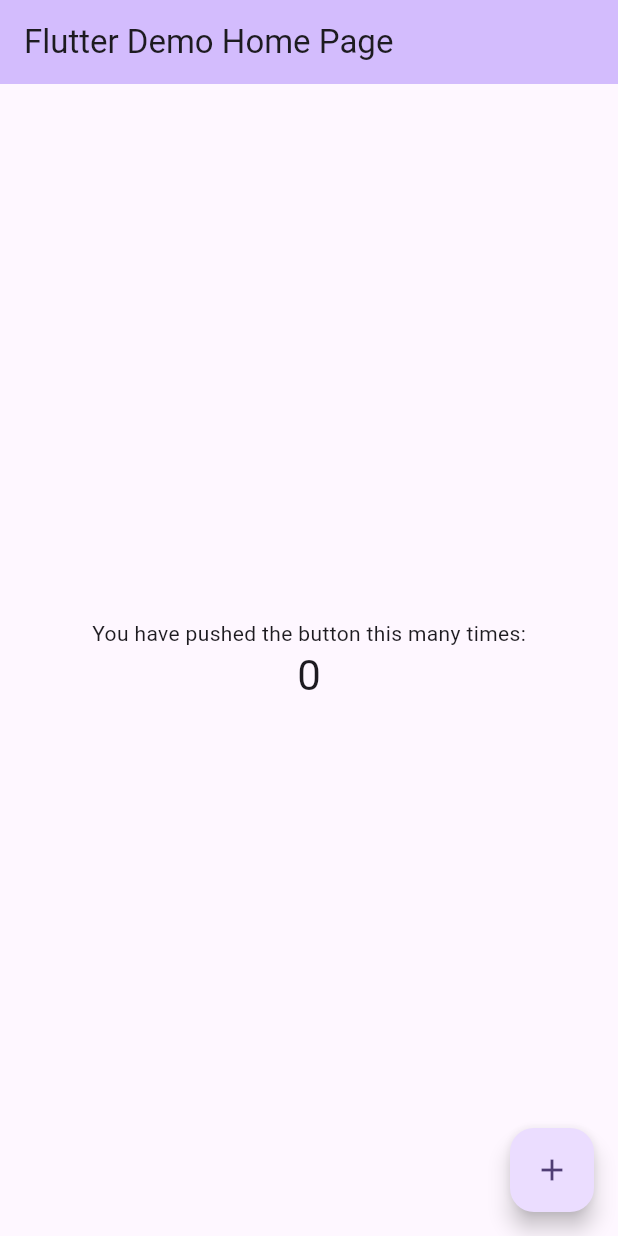
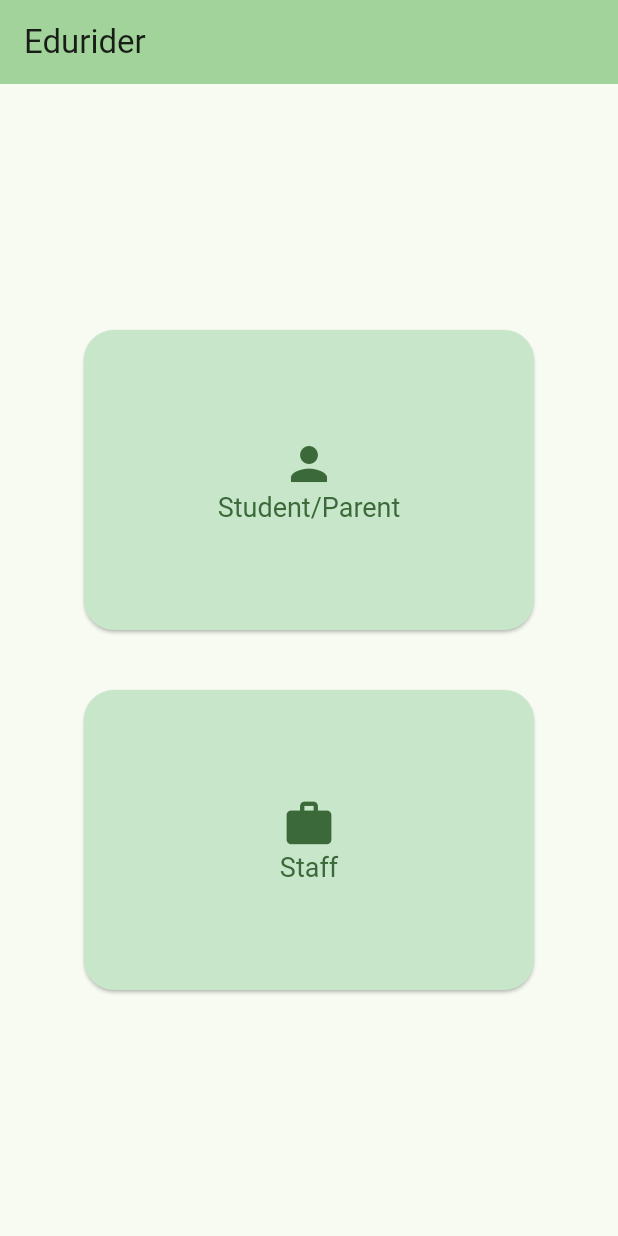
Before and after one commit to aswinpradeepc/edurider, a Flutter app: the screen it shows after launch, on a phone screen of 412 x 824 dp. Run offline on Flutter 3.47's test engine with Material 3 defaults, Android fonts, the light colour scheme and no system bars.

Commit message:
add basic pages and navigation

```diff
--- a/lib/main.dart
+++ b/lib/main.dart
@@ -1,4 +1,6 @@
 import 'package:flutter/material.dart';
+import 'package:edurider/staff.dart';
+import 'package:edurider/student.dart';
 
 void main() {
   runApp(const MyApp());
@@ -11,42 +13,18 @@
   @override
   Widget build(BuildContext context) {
     return MaterialApp(
-      title: 'Flutter Demo',
+      title: 'Edurider',
       theme: ThemeData(
-        // This is the theme of your application.
-        //
-        // TRY THIS: Try running your application with "flutter run". You'll see
-        // the application has a purple toolbar. Then, without quitting the app,
-        // try changing the seedColor in the colorScheme below to Colors.green
-        // and then invoke "hot reload" (save your changes or press the "hot
-        // reload" button in a Flutter-supported IDE, or press "r" if you used
-        // the command line to start the app).
-        //
-        // Notice that the counter didn't reset back to zero; the application
-        // state is not lost during the reload. To reset the state, use hot
-        // restart instead.
-        //
-        // This works for code too, not just values: Most code changes can be
-        // tested with just a hot reload.
-        colorScheme: ColorScheme.fromSeed(seedColor: Colors.deepPurple),
+        colorScheme: ColorScheme.fromSeed(seedColor: Colors.green),
         useMaterial3: true,
       ),
-      home: const MyHomePage(title: 'Flutter Demo Home Page'),
+      home: const MyHomePage(title: 'Edurider'),
     );
   }
 }
 
 class MyHomePage extends StatefulWidget {
   const MyHomePage({super.key, required this.title});
-
-  // This widget is the home page of your application. It is stateful, meaning
-  // that it has a State object (defined below) that contains fields that affect
-  // how it looks.
-
-  // This class is the configuration for the state. It holds the values (in this
-  // case the title) provided by the parent (in this case the App widget) and
-  // used by the build method of the State. Fields in a Widget subclass are
-  // always marked "final".
 
   final String title;
 
@@ -55,71 +33,70 @@
 }
 
 class _MyHomePageState extends State<MyHomePage> {
-  int _counter = 0;
-
-  void _incrementCounter() {
-    setState(() {
-      // This call to setState tells the Flutter framework that something has
-      // changed in this State, which causes it to rerun the build method below
-      // so that the display can reflect the updated values. If we changed
-      // _counter without calling setState(), then the build method would not be
-      // called again, and so nothing would appear to happen.
-      _counter++;
-    });
-  }
-
   @override
   Widget build(BuildContext context) {
-    // This method is rerun every time setState is called, for instance as done
-    // by the _incrementCounter method above.
-    //
-    // The Flutter framework has been optimized to make rerunning build methods
-    // fast, so that you can just rebuild anything that needs updating rather
-    // than having to individually change instances of widgets.
     return Scaffold(
       appBar: AppBar(
-        // TRY THIS: Try changing the color here to a specific color (to
-        // Colors.amber, perhaps?) and trigger a hot reload to see the AppBar
-        // change color while the other colors stay the same.
         backgroundColor: Theme.of(context).colorScheme.inversePrimary,
-        // Here we take the value from the MyHomePage object that was created by
-        // the App.build method, and use it to set our appbar title.
         title: Text(widget.title),
       ),
       body: Center(
-        // Center is a layout widget. It takes a single child and positions it
-        // in the middle of the parent.
+        // Wrap with Center to center content
         child: Column(
-          // Column is also a layout widget. It takes a list of children and
-          // arranges them vertically. By default, it sizes itself to fit its
-          // children horizontally, and tries to be as tall as its parent.
-          //
-          // Column has various properties to control how it sizes itself and
-          // how it positions its children. Here we use mainAxisAlignment to
-          // center the children vertically; the main axis here is the vertical
-          // axis because Columns are vertical (the cross axis would be
-          // horizontal).
-          //
-          // TRY THIS: Invoke "debug painting" (choose the "Toggle Debug Paint"
-          // action in the IDE, or press "p" in the console), to see the
-          // wireframe for each widget.
-          mainAxisAlignment: MainAxisAlignment.center,
-          children: <Widget>[
-            const Text(
-              'You have pushed the button this many times:',
+          mainAxisAlignment:
+              MainAxisAlignment.center, // Vertically center children
+          children: [
+            ElevatedButton.icon(
+              // Use ElevatedButton.icon for icon and text
+              onPressed: () {
+                Navigator.push(
+                    context, MaterialPageRoute(builder: (_) => StudentPage()));
+              },
+              label: const Column(
+                mainAxisSize: MainAxisSize.min,
+                children: [
+                  Icon(Icons.person, size: 36),
+                  Text("Student/Parent"),
+                ],
+              ),
+              style: ElevatedButton.styleFrom(
+                backgroundColor: Colors.green[100],
+                minimumSize: const Size(300, 200), // Set minimum button size
+                textStyle: const TextStyle(fontSize: 18), // Increase text size
+                shape: RoundedRectangleBorder(
+                    // Add RoundedRectangleBorder
+                    borderRadius:
+                        BorderRadius.circular(20.0) // Adjust radius as needed
+                    ),
+              ),
             ),
-            Text(
-              '$_counter',
-              style: Theme.of(context).textTheme.headlineMedium,
-            ),
+            const SizedBox(height: 40), // Add spacing between buttons
+            ElevatedButton.icon(
+              onPressed: () {
+                Navigator.push(
+                    context, MaterialPageRoute(builder: (_) => StaffPage()));
+              },
+              style: ElevatedButton.styleFrom(
+                backgroundColor: Colors.green[100],
+                minimumSize: const Size(300, 200),
+                textStyle: const TextStyle(fontSize: 18),
+                shape: RoundedRectangleBorder(
+                    // Add RoundedRectangleBorder
+                    borderRadius:
+                        BorderRadius.circular(20.0) // Adjust radius as needed
+                    ),
+              ),
+              label: const Column(
+                mainAxisSize: MainAxisSize.min,
+                children: [
+                  Icon(Icons.work, size: 36), // Add an icon
+                  Text("Staff"),
+                ],
+              ),
+            )
           ],
         ),
       ),
-      floatingActionButton: FloatingActionButton(
-        onPressed: _incrementCounter,
-        tooltip: 'Increment',
-        child: const Icon(Icons.add),
-      ), // This trailing comma makes auto-formatting nicer for build methods.
     );
   }
 }
```
Also changed, not shown: lib/staff.dart (added, +16 -0 lines), lib/student.dart (added, +16 -0 lines).
